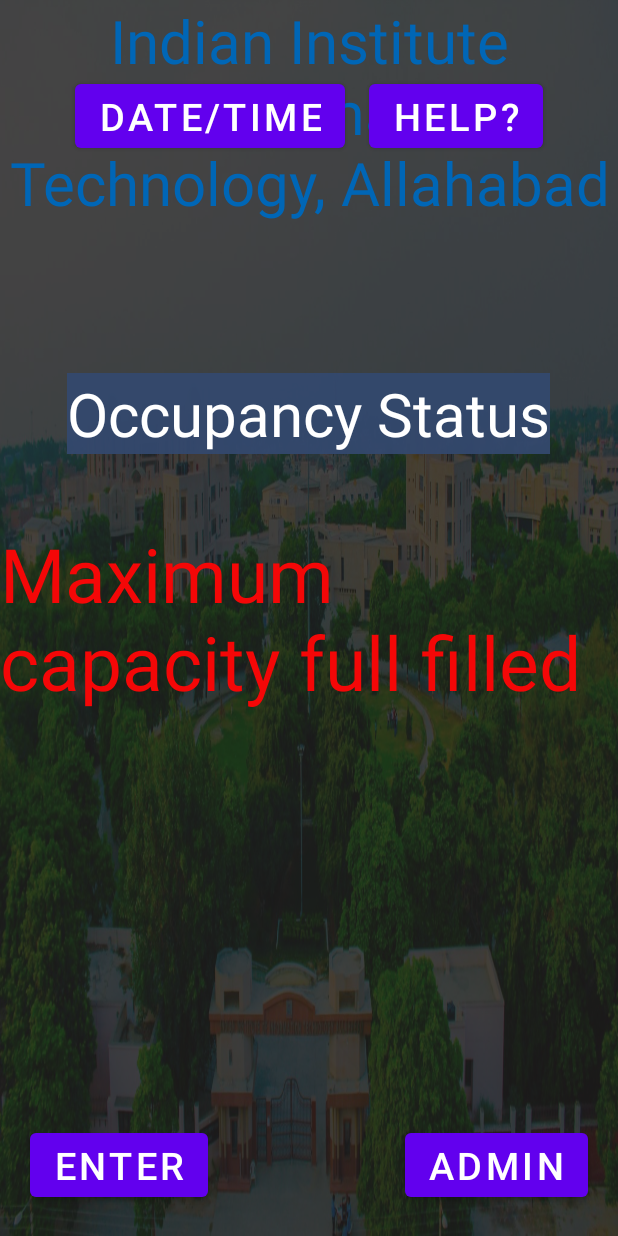
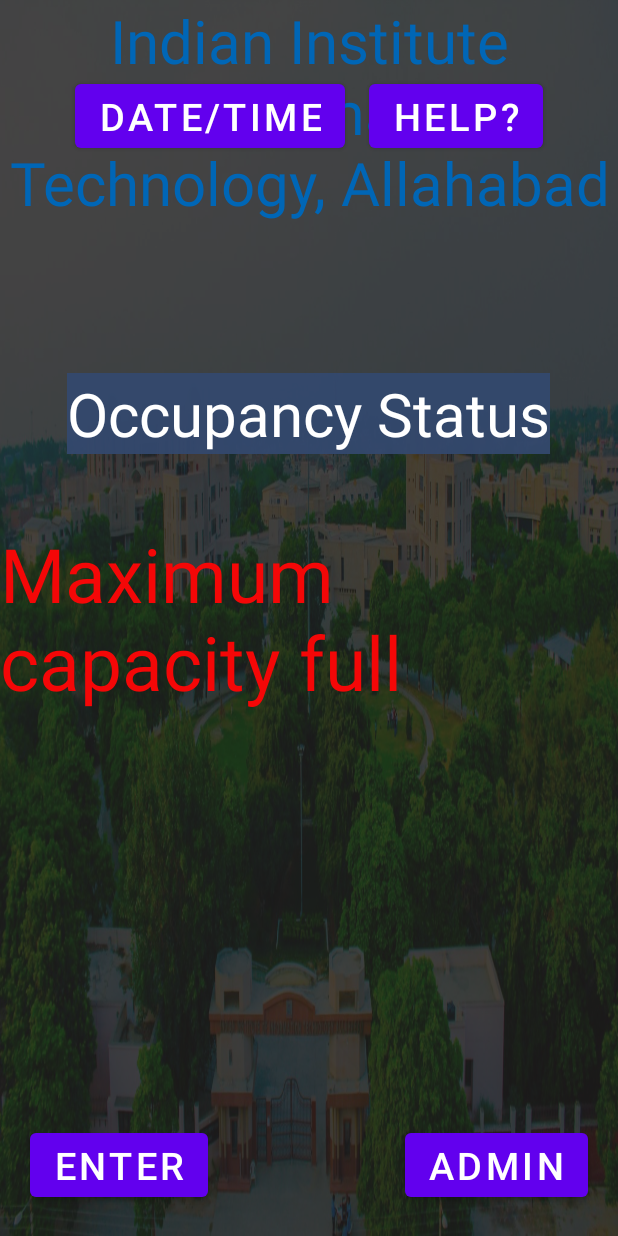
Before and after one commit to RahulM4/Occupancy_Monitoring_System, an Android app: the screen it shows after launch (Home), on a phone screen of 412 x 824 dp. Run offline under Robolectric (Android 15) with nearby library versions, the phone set to English and light mode, and no system bars; libraries missing offline, so code that uses them is left out: com.rahul.

Commit message:
NAME CHANGED IN CAPS 2

```diff
--- a/app/src/main/res/layout/activity_home.xml
+++ b/app/src/main/res/layout/activity_home.xml
@@ -80,7 +80,7 @@
         android:layout_width="wrap_content"
         android:layout_height="wrap_content"
         android:layout_centerInParent="true"
-        android:text="Maximum capacity full filled"
+        android:text="Maximum capacity full "
         android:textColor="#F40707"
         android:textSize="50sp" />
 
```
